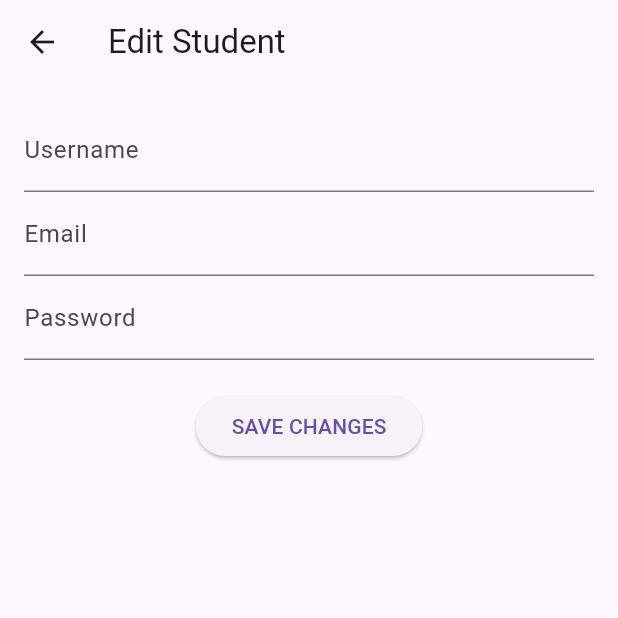
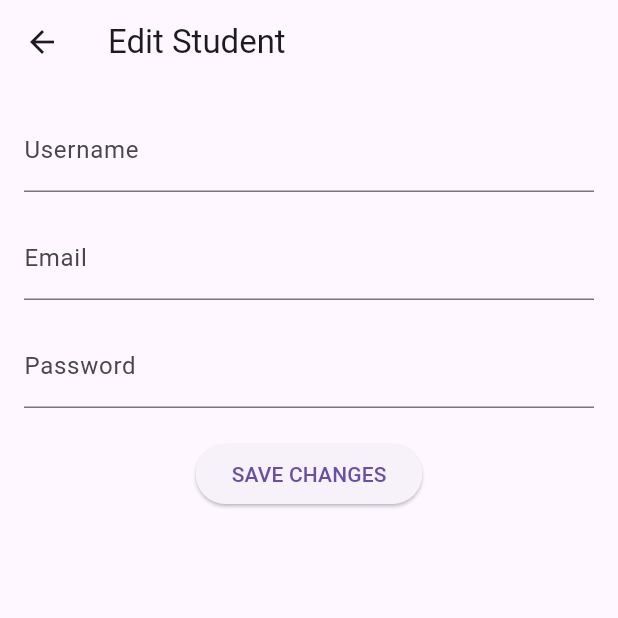
Before and after one commit to GettingOver09/student_api_mobile, a Flutter app: the EditStudentScreen screen opened directly with empty values, on a phone screen of 412 x 824 dp, the top half of it. Run offline on Flutter 3.47's test engine with Material 3 defaults, Android fonts, the phone set to English and light mode, and no system bars; our stand-ins replace flutter_bloc; network calls fail.

Commit message:
delete student implemented

```diff
--- a/lib/bloc/student_event.dart
+++ b/lib/bloc/student_event.dart
@@ -19,3 +19,9 @@ class EditStudent extends StudentEvent {
 
   EditStudent({required this.id, this.username, this.email, this.password});
 }
+
+class DeleteStudent extends StudentEvent {
+  final int id;
+
+  DeleteStudent(this.id);
+}
--- a/lib/bloc/student_state.dart
+++ b/lib/bloc/student_state.dart
@@ -25,6 +25,16 @@ class StudentEdited extends StudentState {
   StudentEdited(this.student);
 }
 
+class StudentDeleting extends StudentState {
+  final List<Student> currentStudents;
+  StudentDeleting(this.currentStudents);
+}
+
+class StudentDeleted extends StudentState {
+  final int deletedId;
+  StudentDeleted(this.deletedId);
+}
+
 // Error state
 class StudentError extends StudentState {
   final String error;
--- a/lib/screens/edit_student_screen.dart
+++ b/lib/screens/edit_student_screen.dart
@@ -49,10 +49,14 @@ class _EditStudentScreenState extends State<EditStudentScreen> {
                 controller: _usernameController,
                 decoration: const InputDecoration(labelText: 'Username'),
               ),
+              const SizedBox(height: 16),
+
               TextFormField(
                 controller: _emailController,
                 decoration: const InputDecoration(labelText: 'Email'),
               ),
+              const SizedBox(height: 16),
+
               TextFormField(
                 controller: _passwordController,
                 decoration: const InputDecoration(labelText: 'Password'),
```
Also changed, not shown: lib/bloc/student_bloc.dart (+20 -0 lines), lib/screens/student_list_screen.dart (+88 -22 lines), lib/services/student_api_service.dart (+13 -0 lines).
